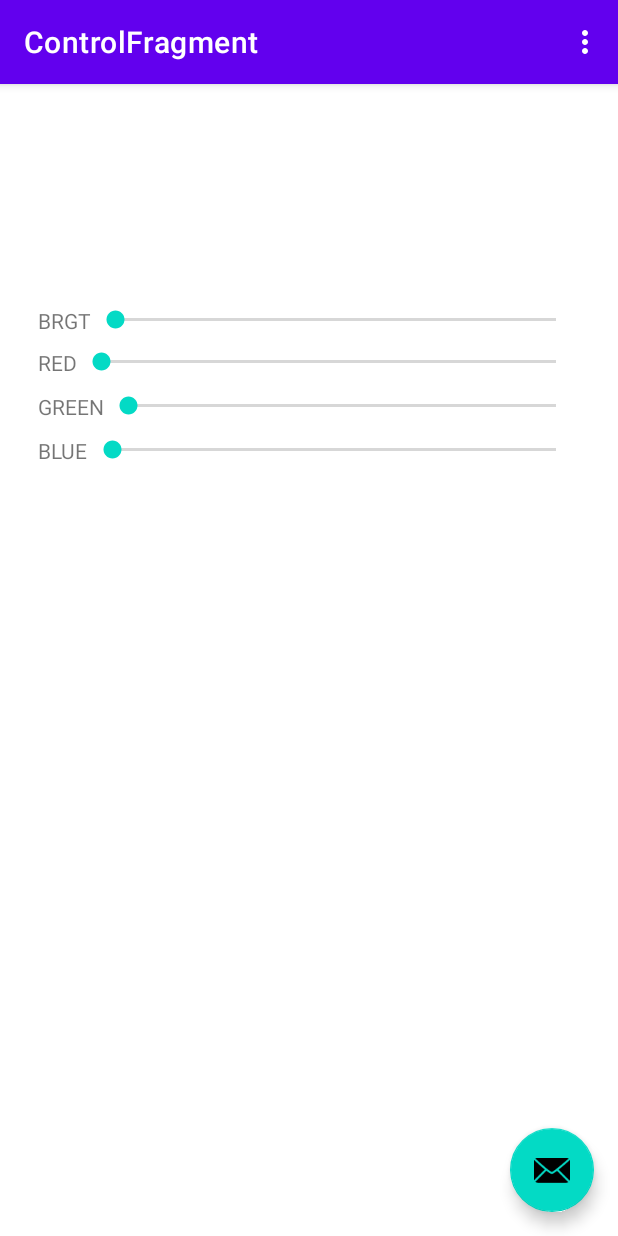
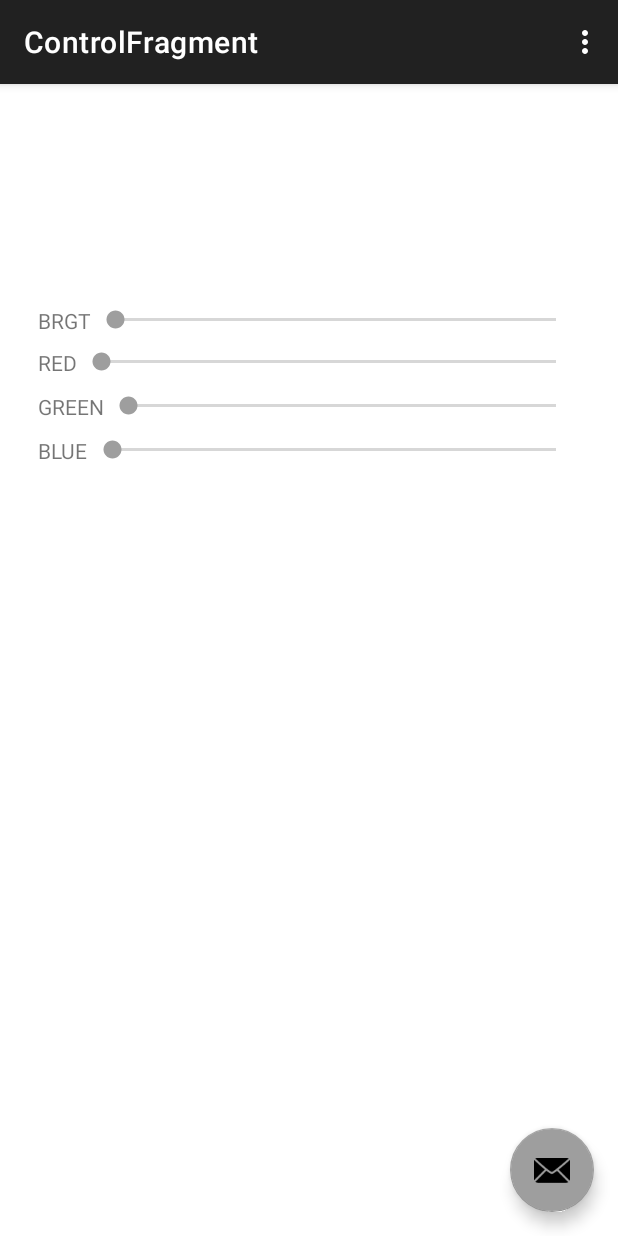
Before and after one commit to davidepalladino/LumenIO-AndroidApp, an Android app: the screen it shows after launch (MainActivity), on a phone screen of 412 x 824 dp. Run offline under Robolectric (Android 15) with nearby library versions, the phone set to English and light mode, and no system bars; our stand-ins replace data binding, navigation-ui.

Commit message:
Changed the theme colors.

```diff
--- a/Android Studio/LumenIO/app/src/main/res/layout/fragment_control.xml
+++ b/Android Studio/LumenIO/app/src/main/res/layout/fragment_control.xml
@@ -19,7 +19,7 @@
             android:layout_width="330dp"
             android:layout_height="24dp"
             android:background="@{Color.argb(profile.brightness, profile.red, profile.green, profile.blue)}"
-            android:backgroundTint="@color/black"
+            android:backgroundTint="#000000"
             android:backgroundTintMode="add"
             android:layout_marginTop="50dp"
             app:layout_constraintBottom_toTopOf="@+id/linearLayoutValues"
--- a/Android Studio/LumenIO/app/src/main/res/values-night/themes.xml
+++ b/Android Studio/LumenIO/app/src/main/res/values-night/themes.xml
@@ -2,13 +2,13 @@
     <!-- Base application theme. -->
     <style name="Theme.LumenIO" parent="Theme.MaterialComponents.DayNight.DarkActionBar">
         <!-- Primary brand color. -->
-        <item name="colorPrimary">@color/purple_200</item>
-        <item name="colorPrimaryVariant">@color/purple_700</item>
-        <item name="colorOnPrimary">@color/black</item>
+        <item name="colorPrimary">@color/primaryColor</item>
+        <item name="colorPrimaryVariant">@color/primaryDarkColor</item>
+        <item name="colorOnPrimary">@color/primaryTextColor</item>
         <!-- Secondary brand color. -->
-        <item name="colorSecondary">@color/teal_200</item>
-        <item name="colorSecondaryVariant">@color/teal_200</item>
-        <item name="colorOnSecondary">@color/black</item>
+        <item name="colorSecondary">@color/secondaryColor</item>
+        <item name="colorSecondaryVariant">@color/secondaryDarkColor</item>
+        <item name="colorOnSecondary">@color/secondaryTextColor</item>
         <!-- Status bar color. -->
         <item name="android:statusBarColor" tools:targetApi="l">?attr/colorPrimaryVariant</item>
         <!-- Customize your theme here. -->
--- a/Android Studio/LumenIO/app/src/main/res/values/colors.xml
+++ b/Android Studio/LumenIO/app/src/main/res/values/colors.xml
@@ -1,10 +1,11 @@
-<?xml version="1.0" encoding="utf-8"?>
+<!--?xml version="1.0" encoding="UTF-8"?-->
 <resources>
-    <color name="purple_200">#FFBB86FC</color>
-    <color name="purple_500">#FF6200EE</color>
-    <color name="purple_700">#FF3700B3</color>
-    <color name="teal_200">#FF03DAC5</color>
-    <color name="teal_700">#FF018786</color>
-    <color name="black">#FF000000</color>
-    <color name="white">#FFFFFFFF</color>
+    <color name="primaryColor">#212121</color>
+    <color name="primaryLightColor">#484848</color>
+    <color name="primaryDarkColor">#000000</color>
+    <color name="secondaryColor">#9e9e9e</color>
+    <color name="secondaryLightColor">#cfcfcf</color>
+    <color name="secondaryDarkColor">#707070</color>
+    <color name="primaryTextColor">#ffffff</color>
+    <color name="secondaryTextColor">#000000</color>
 </resources>
--- a/Android Studio/LumenIO/app/src/main/res/values/themes.xml
+++ b/Android Studio/LumenIO/app/src/main/res/values/themes.xml
@@ -2,13 +2,13 @@
     <!-- Base application theme. -->
     <style name="Theme.LumenIO" parent="Theme.MaterialComponents.DayNight.DarkActionBar">
         <!-- Primary brand color. -->
-        <item name="colorPrimary">@color/purple_500</item>
-        <item name="colorPrimaryVariant">@color/purple_700</item>
-        <item name="colorOnPrimary">@color/white</item>
+        <item name="colorPrimary">@color/primaryColor</item>
+        <item name="colorPrimaryVariant">@color/primaryDarkColor</item>
+        <item name="colorOnPrimary">@color/primaryTextColor</item>
         <!-- Secondary brand color. -->
-        <item name="colorSecondary">@color/teal_200</item>
-        <item name="colorSecondaryVariant">@color/teal_700</item>
-        <item name="colorOnSecondary">@color/black</item>
+        <item name="colorSecondary">@color/secondaryColor</item>
+        <item name="colorSecondaryVariant">@color/secondaryDarkColor</item>
+        <item name="colorOnSecondary">@color/secondaryTextColor</item>
         <!-- Status bar color. -->
         <item name="android:statusBarColor" tools:targetApi="l">?attr/colorPrimaryVariant</item>
         <!-- Customize your theme here. -->
```
Also changed, not shown: 2 other files.
